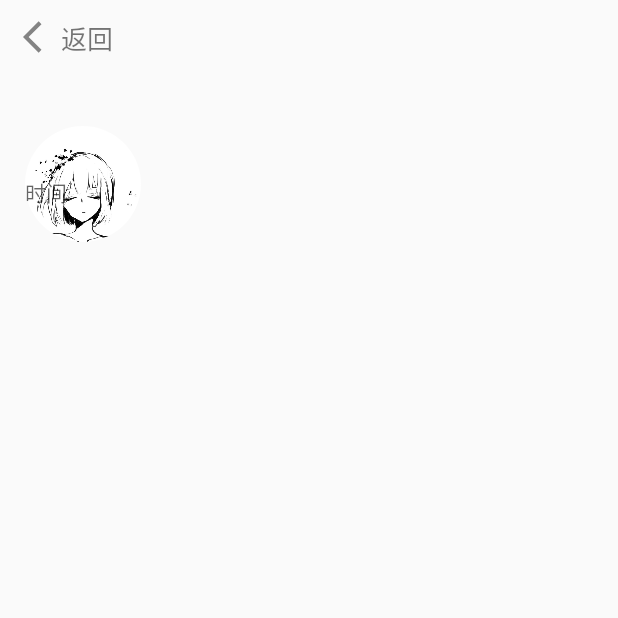
After one commit to muxi-mini-project/2022-Blackboard-Andorid, an Android app: the MessageActivity screen opened directly, with no data from a screen before it, on a phone screen of 412 x 824 dp, the top half of it. The commit adds this screen. Run offline under Robolectric (Android 15) with nearby library versions, the phone set to English and light mode, and no system bars; our stand-ins replace CircleImageView.

Commit message:
for merge(temp)

```diff
--- /dev/null
+++ b/Blackboard/app/src/main/java/com/bignerdranch/android/blackboard/Bean/Message/MessageActivity.java
@@ -0,0 +1,19 @@
+package com.bignerdranch.android.blackboard.Bean.Message;
+
+import androidx.appcompat.app.AppCompatActivity;
+
+import android.os.Bundle;
+import android.view.View;
+
+import com.bignerdranch.android.blackboard.R;
+
+public class MessageActivity extends AppCompatActivity {
+
+    @Override
+    protected void onCreate(Bundle savedInstanceState) {
+        super.onCreate(savedInstanceState);
+        setContentView(R.layout.activity_message_details);
+    }
+
+    public void clickBack(View view) {finish(); }
+}
--- a/Blackboard/app/src/main/java/com/bignerdranch/android/blackboard/Utils/API.java
+++ b/Blackboard/app/src/main/java/com/bignerdranch/android/blackboard/Utils/API.java
@@ -78,7 +78,8 @@ public interface API {
             @Query("page") int page,@Header("Authorization")String Authorization);
 
     /*收藏通知*/
-
+    @POST("announcement/collect")
+    Call<MyResponse<MessageItem>> collectThis(@Body MessageItem messageItem,@Header("Authorization")String Authorization);
 
     @POST("login")
     Call<LoginResponse> post(@Body User user);
--- /dev/null
+++ b/Blackboard/app/src/main/res/layout/activity_message_details.xml
@@ -0,0 +1,97 @@
+<?xml version="1.0" encoding="utf-8"?>
+<androidx.constraintlayout.widget.ConstraintLayout
+    xmlns:android="http://schemas.android.com/apk/res/android"
+    xmlns:app="http://schemas.android.com/apk/res-auto"
+    xmlns:tools="http://schemas.android.com/tools"
+    android:layout_width="match_parent"
+    android:layout_height="match_parent"
+    tools:context=".Bean.Message.MessageActivity">
+
+    <androidx.constraintlayout.widget.ConstraintLayout
+        android:id="@+id/content1"
+        android:layout_width="match_parent"
+        android:layout_height="0dp"
+        app:layout_constraintHeight_default="percent"
+        app:layout_constraintHeight_percent="0.06"
+
+        app:layout_constraintTop_toTopOf="parent"
+        android:gravity="center_vertical">
+        <Button
+            android:id="@+id/back"
+            android:layout_width="25dp"
+            android:layout_height="25dp"
+
+            app:layout_constraintTop_toTopOf="parent"
+            app:layout_constraintBottom_toBottomOf="parent"
+
+            app:layout_constraintStart_toStartOf="parent"
+            app:layout_constraintEnd_toEndOf="parent"
+
+            app:layout_constraintHorizontal_bias="0.04"
+
+            android:onClick="clickBack"
+            android:background="@drawable/ic_settings_back"
+            />
+        <TextView
+            android:id="@+id/back2"
+            android:layout_width="50dp"
+            android:layout_height="25dp"
+
+            app:layout_constraintStart_toEndOf="@id/back"
+            app:layout_constraintTop_toTopOf="@id/back"
+
+            android:text="返回"
+            android:textSize="17sp"
+            android:onClick="clickBack"
+            />
+
+
+    </androidx.constraintlayout.widget.ConstraintLayout>
+    <androidx.constraintlayout.widget.ConstraintLayout
+        android:layout_width="match_parent"
+        android:layout_height="0dp"
+        app:layout_constraintTop_toBottomOf="@id/content1"
+        app:layout_constraintBottom_toBottomOf="parent">
+
+        <de.hdodenhof.circleimageview.CircleImageView
+            android:id="@+id/IV_photo"
+            android:layout_width="0dp"
+            android:layout_height="0dp"
+
+            app:layout_constraintHeight_default="percent"
+            app:layout_constraintHeight_percent="0.1"
+            app:layout_constraintDimensionRatio="1:1"
+
+            app:layout_constraintTop_toTopOf="parent"
+            app:layout_constraintStart_toStartOf="parent"
+            app:layout_constraintEnd_toEndOf="parent"
+            app:layout_constraintBottom_toBottomOf="parent"
+
+            app:layout_constraintHorizontal_bias="0.05"
+            app:layout_constraintVertical_bias="0.05"
+
+            android:src="@drawable/girl"
+            />
+
+        <TextView
+            android:id="@+id/date"
+            android:layout_width="0dp"
+            android:layout_height="0dp"
+
+            app:layout_constraintHeight_default="percent"
+            app:layout_constraintHeight_percent="0.1"
+            app:layout_constraintDimensionRatio="1:1"
+
+            app:layout_constraintTop_toTopOf="@id/IV_photo"
+            app:layout_constraintStart_toStartOf="parent"
+            app:layout_constraintEnd_toEndOf="parent"
+            app:layout_constraintBottom_toBottomOf="parent"
+
+            app:layout_constraintHorizontal_bias="0.05"
+            app:layout_constraintVertical_bias="0.05"
+
+            android:hint="时间"/>
+
+    </androidx.constraintlayout.widget.ConstraintLayout>
+
+</androidx.constraintlayout.widget.ConstraintLayout>
--- a/Blackboard/app/src/main/res/layout/fragment_organization.xml
+++ b/Blackboard/app/src/main/res/layout/fragment_organization.xml
@@ -1,5 +1,6 @@
 <?xml version="1.0" encoding="utf-8"?>
-<androidx.swiperefreshlayout.widget.SwipeRefreshLayout
+<!--<androidx.swiperefreshlayout.widget.SwipeRefreshLayout-->
+<androidx.constraintlayout.widget.ConstraintLayout
     xmlns:android="http://schemas.android.com/apk/res/android"
     xmlns:app="http://schemas.android.com/apk/res-auto"
     android:id="@+id/freshOgn"
@@ -11,4 +12,5 @@
         android:layout_width="match_parent"
         android:layout_height="match_parent"/>
 
-</androidx.swiperefreshlayout.widget.SwipeRefreshLayout>
+</androidx.constraintlayout.widget.ConstraintLayout>
+<!--    </androidx.swiperefreshlayout.widget.SwipeRefreshLayout>-->
--- a/Blackboard/app/src/main/res/layout/item_message.xml
+++ b/Blackboard/app/src/main/res/layout/item_message.xml
@@ -21,7 +21,7 @@
         android:layout_marginTop="10dp"
         android:layout_marginBottom="10dp"
 
-        android:background="@drawable/meesage_background1"
+        android:background="@drawable/message_background1"
         >
 
         <de.hdodenhof.circleimageview.CircleImageView
```
Also changed, not shown: Blackboard/app/src/main/AndroidManifest.xml (+9 -9 lines), Blackboard/app/src/main/java/com/bignerdranch/android/blackboard/Bean/Message/MessageItem.java (+14 -0 lines), Blackboard/app/src/main/java/com/bignerdranch/android/blackboard/Bean/Message/messageActivity.java (deleted, +0 -7 lines), Blackboard/app/src/main/java/com/bignerdranch/android/blackboard/Blackboard/LatestMessage/BoardAdapter.java (+16 -12 lines), Blackboard/app/src/main/java/com/bignerdranch/android/blackboard/Blackboard/LatestMessage/BoardFragmentRLV.java (+43 -40 lines), Blackboard/app/src/main/java/com/bignerdranch/android/blackboard/Blackboard/OrganizationList/OrganizationFragment.java (+10 -10 lines), Blackboard/app/src/main/res/layout/activity_post.xml (+7 -5 lines), Blackboard/app/src/main/res/drawable/message_background1.xml (renamed from Blackboard/app/src/main/res/drawable/meesage_background1.xml), 11 other files.
